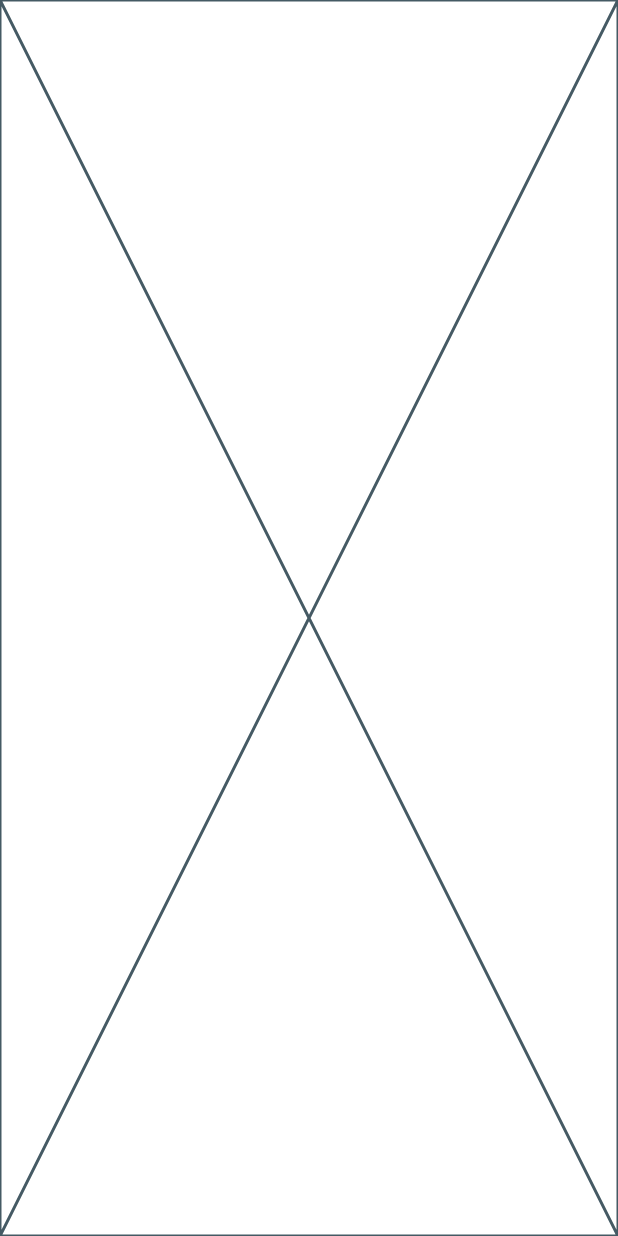
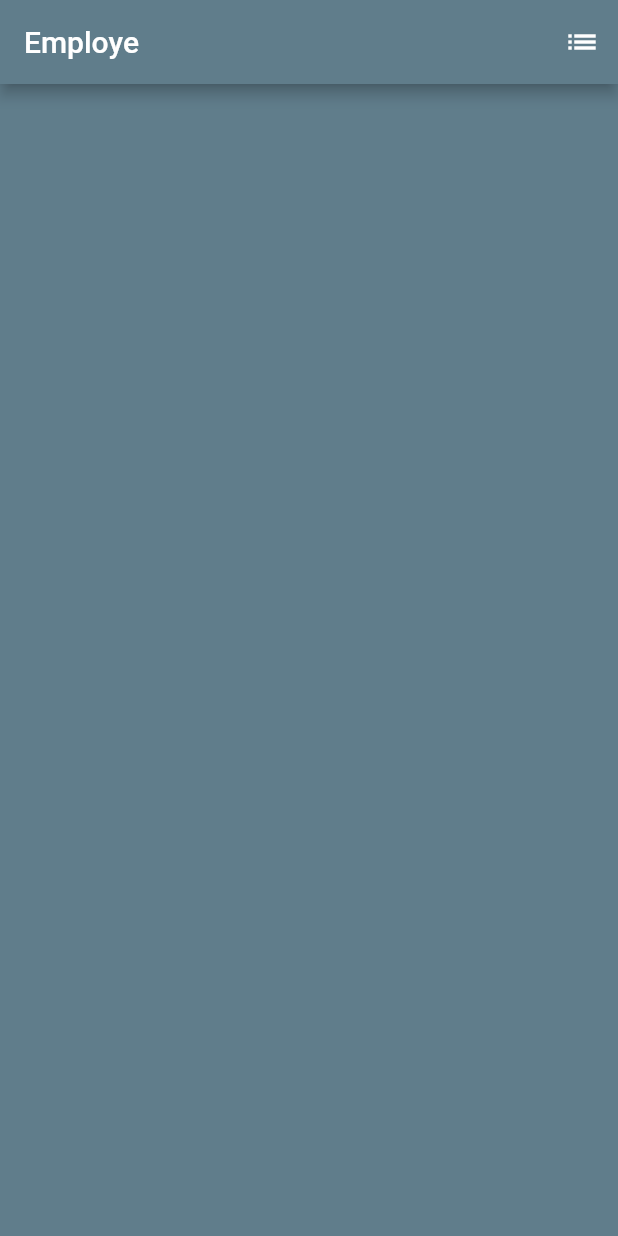
Before and after one commit to AbubakarSiddiquePA/employe_database_hive-, a Flutter app: the screen it shows after launch, on a phone screen of 412 x 824 dp. Run offline on Flutter 3.47's test engine with Material 2 defaults, Android fonts, the light colour scheme and no system bars; our stand-ins replace hive_flutter; accounts and stored records are empty.

Commit message:
done appbar bottom nav

```diff
--- a/lib/main.dart
+++ b/lib/main.dart
@@ -1,16 +1,19 @@
+import 'package:employe_database_hive/pages/pages.dart';
 import 'package:flutter/material.dart';
 import 'package:hive_flutter/adapters.dart';
 
 void main() async {
   await Hive.initFlutter();
-  runApp(const Placeholder());
+  runApp(const MyApp());
 }
 
-class MyWidget extends StatelessWidget {
-  const MyWidget({super.key});
+class MyApp extends StatelessWidget {
+  const MyApp({super.key});
 
   @override
   Widget build(BuildContext context) {
-    return const Placeholder();
+    return const MaterialApp(
+      home: ListPage(title: ""),
+    );
   }
 }
--- /dev/null
+++ b/lib/pages/pages.dart
@@ -0,0 +1,50 @@
+import 'package:flutter/material.dart';
+
+class ListPage extends StatefulWidget {
+  const ListPage({super.key, required this.title});
+
+  final String title;
+
+  @override
+  State<ListPage> createState() => _ListPageState();
+}
+
+class _ListPageState extends State<ListPage> {
+  @override
+  Widget build(BuildContext context) {
+    return Scaffold(
+      backgroundColor: Colors.blueGrey,
+      appBar: topAppbar,
+    );
+  }
+}
+
+final topAppbar = AppBar(
+  // elevation: 0.1,
+  backgroundColor: Colors.blueGrey,
+  title: const Text("Employe", style: TextStyle(color: Colors.white)),
+  actions: [IconButton(onPressed: () {}, icon: const Icon(Icons.list))],
+);
+
+final bottomnav = Container(
+  height: 55.0,
+  child: BottomAppBar(
+    color: Colors.blueGrey,
+    child: Row(
+      children: [
+        IconButton(
+          onPressed: () {},
+          icon: const Icon(Icons.home),
+        ),
+        IconButton(
+          onPressed: () {},
+          icon: const Icon(Icons.account_box),
+        ),
+        IconButton(
+          onPressed: () {},
+          icon: const Icon(Icons.settings),
+        ),
+      ],
+    ),
+  ),
+);
```
